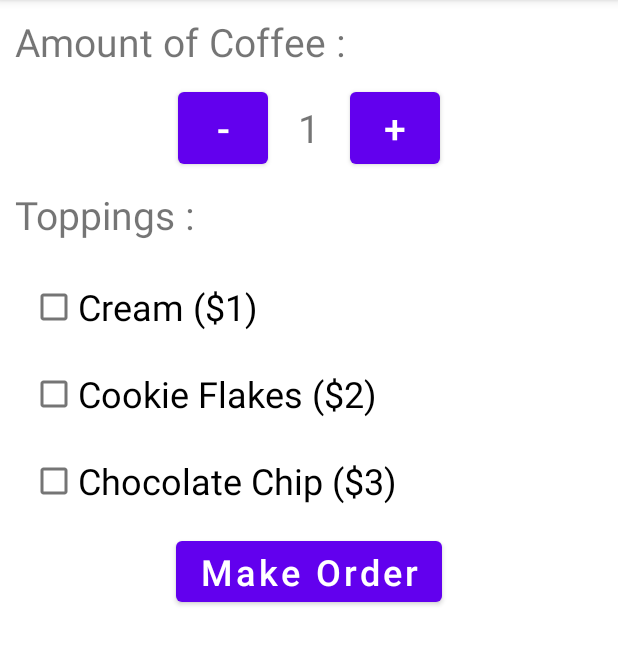
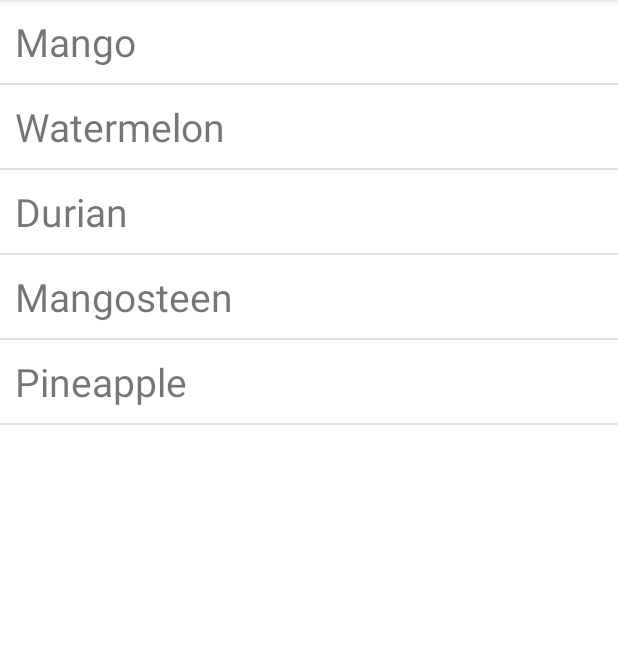
Before and after one commit to LeeBoonKong/NewEraSept2021, an Android app: the screen it shows after launch (CoffeeOrderingActivity before the commit, ListviewExampleActivity after it), on a phone screen of 412 x 824 dp, the part 84-749 px from its top. Run offline under Robolectric (Android 15) with nearby library versions, the phone set to English and light mode, and no system bars.

Commit message:
Listview Example

```diff
--- a/app/src/main/AndroidManifest.xml
+++ b/app/src/main/AndroidManifest.xml
@@ -9,14 +9,15 @@
         android:roundIcon="@mipmap/ic_launcher_round"
         android:supportsRtl="true"
         android:theme="@style/Theme.NewEraOctober2021">
-        <activity android:name=".CoffeeOrderingActivity">
+        <activity android:name=".ListviewExample.ListviewExampleActivity">
             <intent-filter>
                 <action android:name="android.intent.action.MAIN" />
 
                 <category android:name="android.intent.category.LAUNCHER" />
             </intent-filter>
         </activity>
-        <activity android:name=".MainActivity"></activity>
+        <activity android:name=".CoffeeOrderingActivity"/>
+        <activity android:name=".MainActivity" />
     </application>
 
 </manifest>
--- a/app/src/main/java/com/bk/neweraoctober2021/CoffeeOrderingActivity.java
+++ b/app/src/main/java/com/bk/neweraoctober2021/CoffeeOrderingActivity.java
@@ -30,6 +30,7 @@ public class CoffeeOrderingActivity extends AppCompatActivity {
         checkCream = findViewById(R.id.checkCream);
         checkCookie = findViewById(R.id.checkCookie);
         checkChocolate = findViewById(R.id.checkChocolate);
+
     }
 
     private void setListeners(){
--- /dev/null
+++ b/app/src/main/java/com/bk/neweraoctober2021/ListviewExample/FruitAdapter.java
@@ -0,0 +1,56 @@
+package com.bk.neweraoctober2021.ListviewExample;
+
+import android.content.Context;
+import android.view.LayoutInflater;
+import android.view.View;
+import android.view.ViewGroup;
+import android.widget.ArrayAdapter;
+import android.widget.TextView;
+
+import androidx.annotation.NonNull;
+import androidx.annotation.Nullable;
+
+import com.bk.neweraoctober2021.R;
+
+import java.util.ArrayList;
+
+public class FruitAdapter extends ArrayAdapter<String> {
+    private ArrayList<String> data;
+    private Context context;
+
+    public FruitAdapter(Context context, ArrayList<String> data){
+        super(context, R.layout.single_row_fruit);
+        this.data = data;
+        this.context = context;
+    }
+
+    @Override
+    public int getCount() {
+        return data.size();
+    }
+
+    @NonNull
+    @Override
+    public View getView(int position, @Nullable View convertView, @NonNull ViewGroup parent) {
+        String fruitName = data.get(position);
+        View view;
+
+        if (convertView == null){
+            Holder holder = new Holder();
+            view = LayoutInflater.from(context).inflate(R.layout.single_row_fruit, null);
+            holder.tvFruit = view.findViewById(R.id.tvFruit);
+            holder.tvFruit.setText(fruitName);
+            view.setTag(holder);
+        } else {
+            Holder holder = (Holder) convertView.getTag();
+            view = convertView;
+            holder.tvFruit.setText(fruitName);
+        }
+
+        return view;
+    }
+
+    private static class Holder{
+        TextView tvFruit;
+    }
+}
--- /dev/null
+++ b/app/src/main/java/com/bk/neweraoctober2021/ListviewExample/ListviewExampleActivity.java
@@ -0,0 +1,41 @@
+package com.bk.neweraoctober2021.ListviewExample;
+
+import android.os.Bundle;
+import android.widget.ListView;
+
+import androidx.appcompat.app.AppCompatActivity;
+
+import com.bk.neweraoctober2021.R;
+
+import java.util.ArrayList;
+
+public class ListviewExampleActivity extends AppCompatActivity {
+    private ArrayList<String> fruitList = new ArrayList<>();
+    private ListView listView;
+
+    @Override
+    protected void onCreate(Bundle savedInstanceState) {
+        super.onCreate(savedInstanceState);
+        setContentView(R.layout.activity_listview_example);
+        initFruitList();
+        findViews();
+        setListeners();
+    }
+
+    private void initFruitList(){
+        fruitList.add("Mango");
+        fruitList.add("Watermelon");
+        fruitList.add("Durian");
+        fruitList.add("Mangosteen");
+        fruitList.add("Pineapple");
+    }
+
+    private void findViews(){
+        listView = findViewById(R.id.listview);
+    }
+
+    private void setListeners(){
+        FruitAdapter adapter = new FruitAdapter(this, fruitList);
+        listView.setAdapter(adapter);
+    }
+}
--- a/app/src/main/res/layout/activity_coffee_ordering.xml
+++ b/app/src/main/res/layout/activity_coffee_ordering.xml
@@ -66,7 +66,7 @@
         android:text="Cookie Flakes ($2)"
         android:textSize="24sp"
         android:layout_marginStart="20dp"
-        android:layout_marginTop="10dp"/>
+        android:layout_marginTop="10dp" />
 
     <CheckBox
         android:id="@+id/checkChocolate"
@@ -85,5 +85,5 @@
         android:textSize="24sp"
         android:layout_margin="10dp"
         android:layout_gravity="center_horizontal"
-        android:textAllCaps="false"/>
+        android:textAllCaps="false" />
 </LinearLayout>
--- /dev/null
+++ b/app/src/main/res/layout/activity_listview_example.xml
@@ -0,0 +1,15 @@
+<?xml version="1.0" encoding="utf-8"?>
+<LinearLayout xmlns:android="http://schemas.android.com/apk/res/android"
+    xmlns:app="http://schemas.android.com/apk/res-auto"
+    xmlns:tools="http://schemas.android.com/tools"
+    android:layout_width="match_parent"
+    android:layout_height="match_parent"
+    tools:context=".ListviewExample.ListviewExampleActivity">
+
+    <ListView
+        android:id="@+id/listview"
+        android:layout_width="match_parent"
+        android:layout_height="match_parent"
+        tools:listitem="@layout/single_row_fruit"/>
+
+</LinearLayout>
--- /dev/null
+++ b/app/src/main/res/layout/single_row_fruit.xml
@@ -0,0 +1,15 @@
+<?xml version="1.0" encoding="utf-8"?>
+<LinearLayout xmlns:android="http://schemas.android.com/apk/res/android"
+    android:orientation="vertical"
+    android:layout_width="match_parent"
+    android:layout_height="wrap_content">
+
+    <TextView
+        android:id="@+id/tvFruit"
+        android:layout_width="wrap_content"
+        android:layout_height="wrap_content"
+        android:textSize="26sp"
+        android:text="Fruit Name"
+        android:layout_margin="10dp"/>
+
+</LinearLayout>
```
